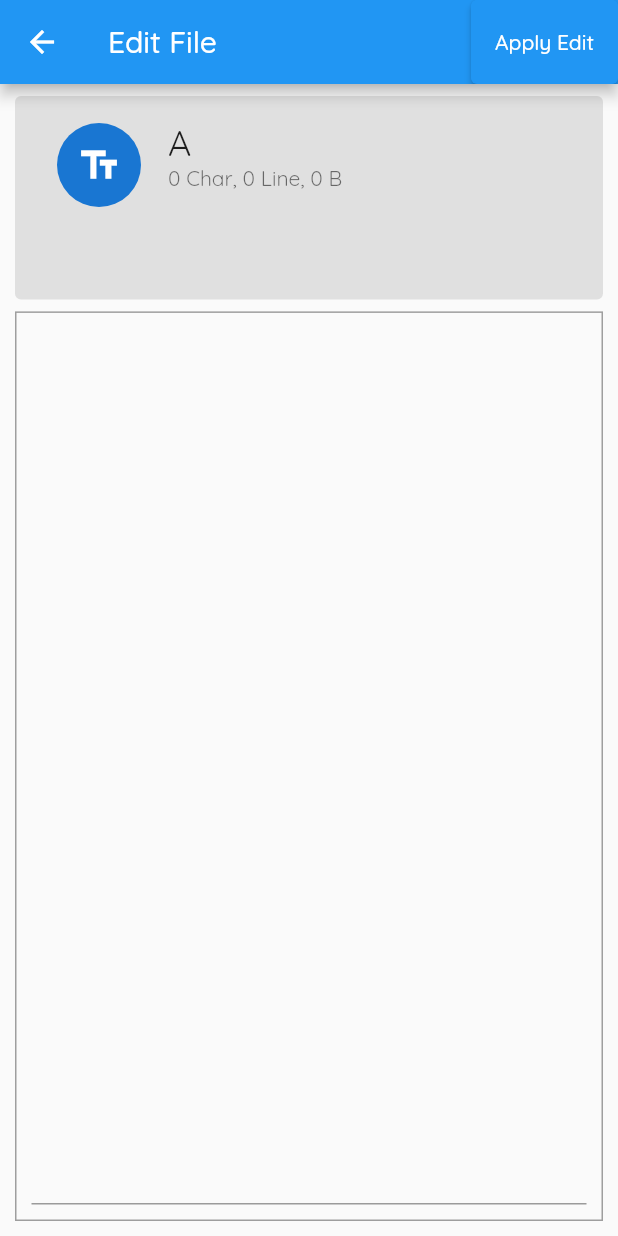
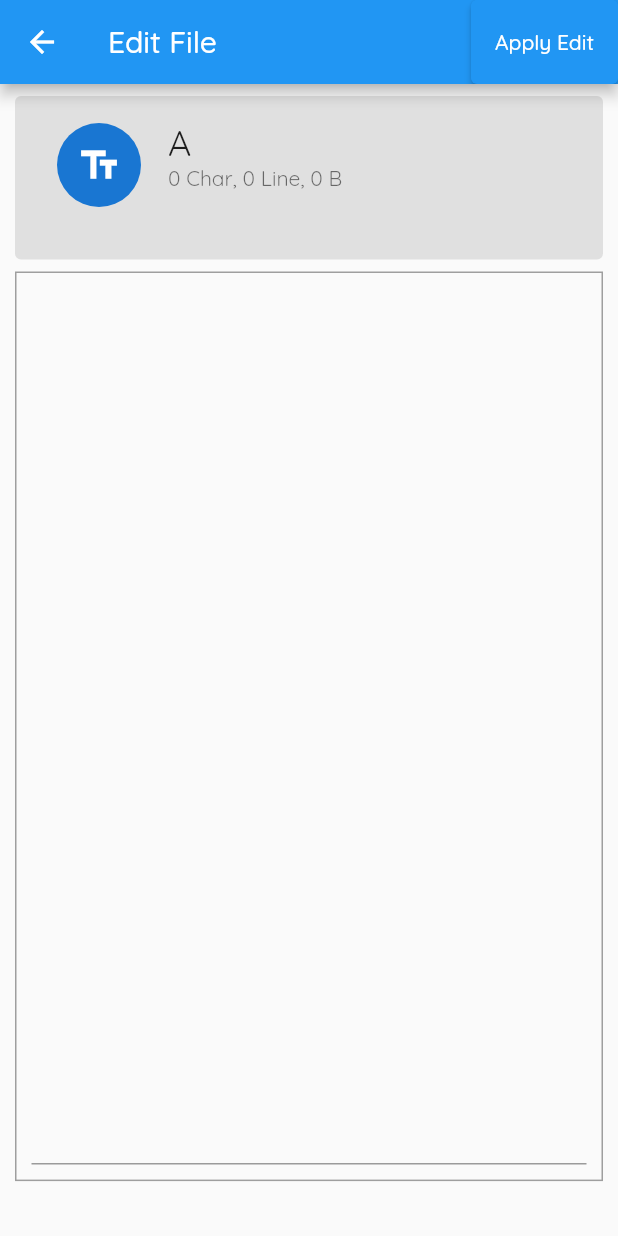
Before and after one commit to EmmanuelJojy/Remote-File-Management-App, a Flutter app: the EditPage screen opened by its route, on a phone screen of 412 x 824 dp. Run offline on Flutter 3.47's test engine with Material 2 defaults, Android fonts, the phone set to English and light mode, and no system bars.

Commit message:
fix adaptive issue

```diff
--- a/client_app/lib/routes/edit.dart
+++ b/client_app/lib/routes/edit.dart
@@ -81,7 +81,7 @@ class _EditPageState extends State<EditPage> {
           child: Column(
             children: [
               SizedBox(
-                height: availHeight * 0.2,
+                height: availHeight * 0.2 <= 125 ? availHeight * 0.2 : 125,
                 child: const FileCard(),
               ),
               Container(
--- a/client_app/lib/routes/home.dart
+++ b/client_app/lib/routes/home.dart
@@ -67,7 +67,7 @@ class _HomePageState extends State<HomePage> {
             children: [
               Container(
                 padding: const EdgeInsets.all(5),
-                height: availHeight * 0.2,
+                height: availHeight * 0.2 <= 125 ? availHeight * 0.2 : 125,
                 child:
                     ActionCard('Server Executing At', '', subTitle: serverPath),
               ),
--- a/client_app/lib/routes/login.dart
+++ b/client_app/lib/routes/login.dart
@@ -15,7 +15,7 @@ class _LoginPageState extends State<LoginPage> {
   bool notValidInput = false;
   Connection? connection;
   final idController = TextEditingController(text: 'MyDevice');
-  final ipController = TextEditingController(text: '192.168.1.205');
+  final ipController = TextEditingController(text: '192.168.1.207');
   final portController = TextEditingController(text: '65432');
 
   void _validateAddress() async {
--- a/client_app/lib/routes/view.dart
+++ b/client_app/lib/routes/view.dart
@@ -25,7 +25,7 @@ class ViewPage extends StatelessWidget {
           child: Column(
             children: [
               SizedBox(
-                height: availHeight * 0.2,
+                height: availHeight * 0.2 <= 125 ? availHeight * 0.2 : 125,
                 child: const FileCard(),
               ),
               Container(
```
